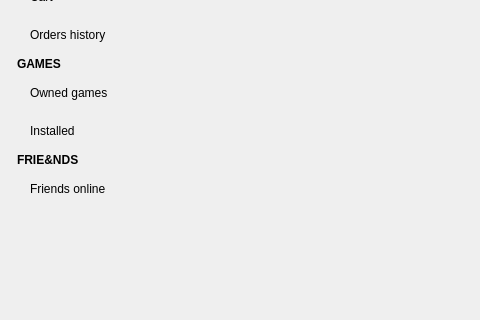
This is windows/mainwindow.ui in pamugk/nebulae-qt as Qt 5 draws it before an edit; both pictures show x 0 to 480 and y 363 to 683 of the 1024 by 768 pixel window. The edited form follows.
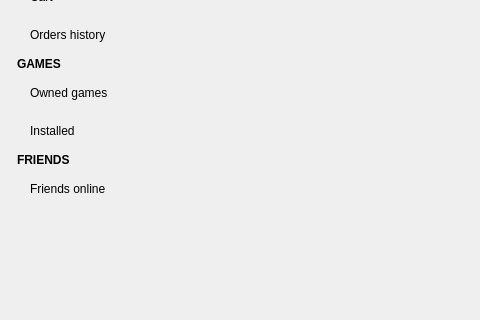
This is the edited form. Icons and pictures are not drawn.

What changed in the file:
```diff
--- a/windows/mainwindow.ui
+++ b/windows/mainwindow.ui
@@ -485,7 +485,7 @@
        <item>
         <widget class="QLabel" name="friendsLabel">
          <property name="text">
-          <string>FRIE&amp;NDS</string>
+          <string>FRIENDS</string>
          </property>
         </widget>
        </item>
```
Left out of the diff: 2 changed lines with no effect on the pictures.
